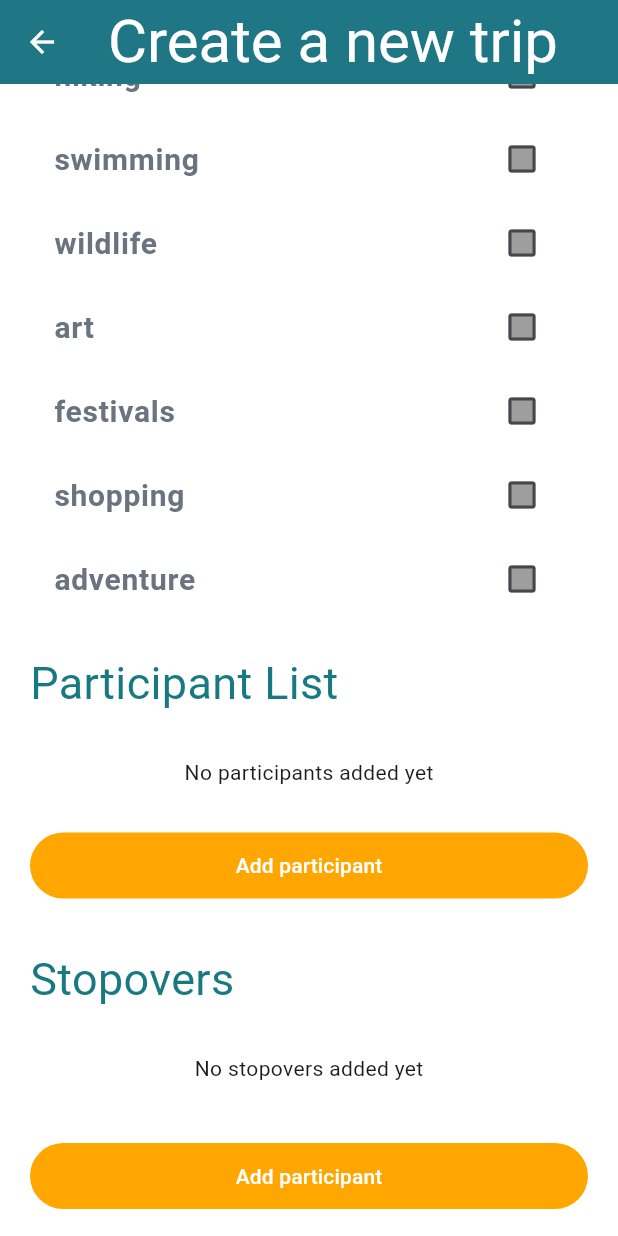
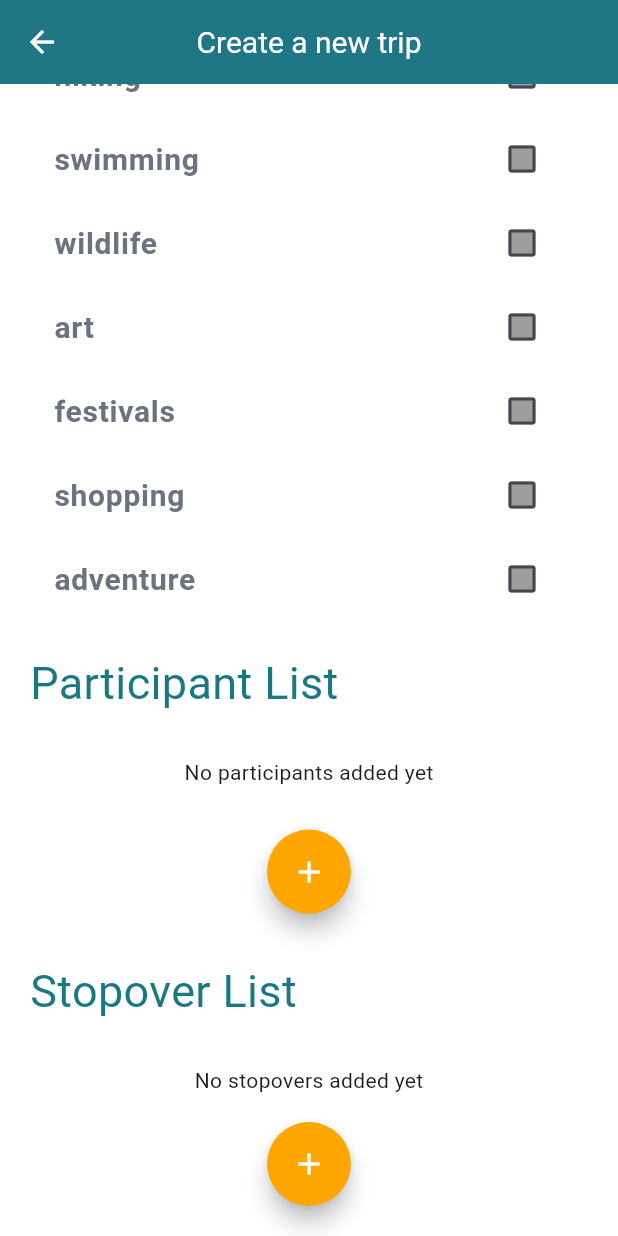
Before and after one commit to DevSchell/desafio_final_lincetech_academy, a Flutter app: the CreateTrip screen opened by its route, scrolled down 534 dp, on a phone screen of 412 x 824 dp. Run offline on Flutter 3.47's test engine with Material 3 defaults, Android fonts, the phone set to English and light mode, and no system bars; our stand-ins replace image_picker, shared_preferences; accounts and stored records are empty.

Commit message:
add: Seção de StopoverList como um bottomSheet iniciada. Resta adicionar botão de salvar e lógica com maps

```diff
--- a/lib/presentation/pages/createTrip.dart
+++ b/lib/presentation/pages/createTrip.dart
@@ -1,6 +1,8 @@
 import 'dart:io';
 import 'package:desafio_final_lincetech_academy/l10n/app_localizations.dart';
-import 'package:desafio_final_lincetech_academy/presentation/pages/widgets/custom_bottom_sheet.dart';
+import 'package:desafio_final_lincetech_academy/presentation/pages/widgets/custom_add_button.dart';
+import 'package:desafio_final_lincetech_academy/presentation/pages/widgets/custom_bottom_sheet_add_participant.dart';
+import 'package:desafio_final_lincetech_academy/presentation/pages/widgets/custom_botton_sheet_add_stopover.dart';
 import 'package:desafio_final_lincetech_academy/presentation/providers/participant_state.dart';
 import 'package:desafio_final_lincetech_academy/presentation/providers/settings_state.dart';
 import 'package:desafio_final_lincetech_academy/presentation/providers/stopover_state.dart';
@@ -111,7 +113,7 @@ class CreateTrip extends StatelessWidget {
                                       Text(
                                         "Transport: ${participant.favoriteTransp.name}",
                                       ),
-                                      SizedBox(height: 30),
+                                      SizedBox(height: 10),
                                     ],
                                   ),
                                 ),
@@ -127,37 +129,20 @@ class CreateTrip extends StatelessWidget {
                             );
                           },
                         ),
-                  FilledButton(
+                  CustomAddButton(
                     onPressed: () {
                       showModalBottomSheet(
                         isScrollControlled: true,
                         elevation: 700.098,
                         context: context,
                         builder: (BuildContext context) {
-                          return CustomBottomSheet();
+                          return CustomBottomSheetAddParticipant();
                         },
                       );
                     },
-                    style: FilledButton.styleFrom(
-                      backgroundColor:
-                          Provider.of<SettingsProvider>(context).isDarkMode
-                          ? Color.fromRGBO(255, 119, 74, 1)
-                          : Color.fromRGBO(255, 166, 0, 1),
-                      shape: RoundedRectangleBorder(
-                        borderRadius: BorderRadius.circular(30),
-                      ),
-                      padding: EdgeInsets.symmetric(
-                        horizontal: 24,
-                        vertical: 12,
-                      ),
-                    ),
-                    child: Text(
-                      AppLocalizations.of(context)!.addParticipantButton,
-                      style: TextStyle(color: Colors.white),
-                    ),
                   ),
                   SizedBox(height: 30),
-                  CustomHeader(text: "Stopovers"),
+                  CustomHeader(text: "Stopover List"),
                   SizedBox(height: 20),
                   Consumer<StopoverProvider>(
                     builder: (context, stopoverState, child) =>
@@ -214,35 +199,18 @@ class CreateTrip extends StatelessWidget {
                             },
                           ),
                   ),
-                  SizedBox(height: 30),
-                  FilledButton(
+                  SizedBox(height: 10),
+                  CustomAddButton(
                     onPressed: () {
                       showModalBottomSheet(
                         isScrollControlled: true,
                         elevation: 700.098,
                         context: context,
                         builder: (BuildContext context) {
-                          return CustomBottomSheet(); //Só pra buildar, mas aqui tem que rodar outro bottomSheet
+                          return CustomBottomSheetAddStopover();
                         },
                       );
                     },
-                    style: FilledButton.styleFrom(
-                      backgroundColor:
-                          Provider.of<SettingsProvider>(context).isDarkMode
-                          ? Color.fromRGBO(255, 119, 74, 1)
-                          : Color.fromRGBO(255, 166, 0, 1),
-                      shape: RoundedRectangleBorder(
-                        borderRadius: BorderRadius.circular(30),
-                      ),
-                      padding: EdgeInsets.symmetric(
-                        horizontal: 24,
-                        vertical: 12,
-                      ),
-                    ),
-                    child: Text(
-                      AppLocalizations.of(context)!.addParticipantButton,
-                      style: TextStyle(color: Colors.white),
-                    ),
                   ),
                 ],
               ),
--- a/lib/presentation/pages/home.dart
+++ b/lib/presentation/pages/home.dart
@@ -25,7 +25,7 @@ class Home extends StatelessWidget {
           "WanderPlan",
           style: TextStyle(
             color: Colors.white,
-            fontSize: 40,
+            fontSize: 30,
           ),
         ),
         actions: [
--- /dev/null
+++ b/lib/presentation/pages/widgets/custom_add_button.dart
@@ -0,0 +1,22 @@
+import 'package:desafio_final_lincetech_academy/presentation/providers/settings_state.dart';
+import 'package:flutter/material.dart';
+import 'package:provider/provider.dart';
+
+class CustomAddButton extends StatelessWidget {
+  final VoidCallback onPressed;
+
+  const CustomAddButton({super.key, required this.onPressed});
+
+  @override
+  Widget build(BuildContext context) {
+    return FloatingActionButton(
+      onPressed: onPressed,
+      shape: CircleBorder(),
+      backgroundColor:
+          Provider.of<SettingsProvider>(context, listen: false).isDarkMode
+          ? Color.fromRGBO(255, 119, 74, 1)
+          : Color.fromRGBO(255, 166, 0, 1),
+      child: Icon(Icons.add, color: Colors.white),
+    );
+  }
+}
--- a/lib/presentation/pages/widgets/custom_appbar.dart
+++ b/lib/presentation/pages/widgets/custom_appbar.dart
@@ -12,7 +12,7 @@ class CustomAppbar extends StatelessWidget implements PreferredSizeWidget{
       backgroundColor: Color.fromRGBO(25, 121, 130, 1),
       title: Text(
         title,
-        style: TextStyle(color: Colors.white, fontSize: 40),
+        style: TextStyle(color: Colors.white, fontSize: 20),
       ),
       iconTheme: IconThemeData(color: Colors.white),
     );
```
Also changed, not shown: lib/presentation/pages/widgets/custom_bottom_sheet_add_participant.dart (renamed from lib/presentation/pages/widgets/custom_bottom_sheet.dart, +4 -4 lines), lib/presentation/pages/widgets/custom_botton_sheet_add_stopover.dart (added, +40 -0 lines).
